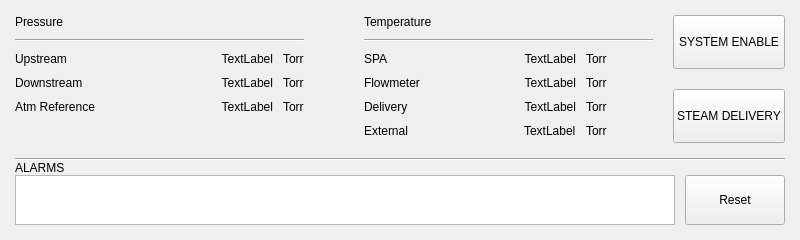
This is ui/resources/RunPage_test.ui in tamdak-dan/rch-steamer as Qt 5 draws it before an edit. The edited form follows.
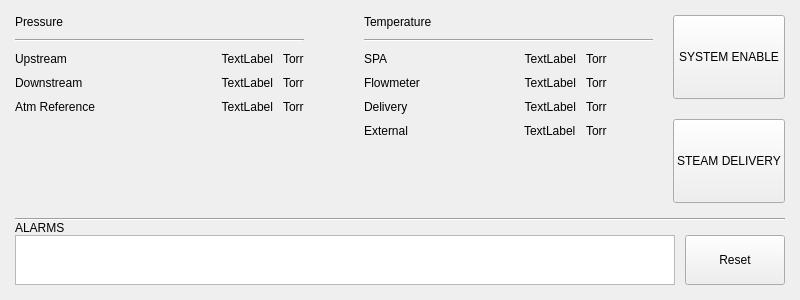
This is the edited form.

Diff of the .ui file:
```diff
--- a/ui/resources/RunPage_test.ui
+++ b/ui/resources/RunPage_test.ui
@@ -7,7 +7,7 @@
     <x>0</x>
     <y>0</y>
     <width>800</width>
-    <height>240</height>
+    <height>300</height>
    </rect>
   </property>
   <property name="sizePolicy">
@@ -588,6 +588,33 @@
              <height>50</height>
             </size>
            </property>
+           <property name="autoFillBackground">
+            <bool>false</bool>
+           </property>
+           <property name="frameShape">
+            <enum>QFrame::Shape::StyledPanel</enum>
+           </property>
+           <property name="verticalScrollBarPolicy">
+            <enum>Qt::ScrollBarPolicy::ScrollBarAlwaysOff</enum>
+           </property>
+           <property name="horizontalScrollBarPolicy">
+            <enum>Qt::ScrollBarPolicy::ScrollBarAlwaysOff</enum>
+           </property>
+           <property name="editTriggers">
+            <set>QAbstractItemView::EditTrigger::NoEditTriggers</set>
+           </property>
+           <property name="tabKeyNavigation">
+            <bool>false</bool>
+           </property>
+           <property name="showDropIndicator" stdset="0">
+            <bool>false</bool>
+           </property>
+           <property name="dragDropOverwriteMode">
+            <bool>false</bool>
+           </property>
+           <property name="gridStyle">
+            <enum>Qt::PenStyle::SolidLine</enum>
+           </property>
           </widget>
          </item>
          <item>
```
Left out of the diff: 2 changed lines with no effect on the pictures.
